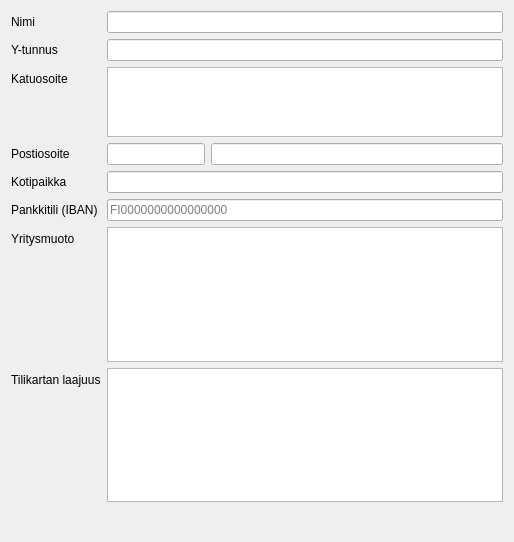
This is kitsas/uusikirjanpito/uusitiedot.ui in artoh/kitupiikki as Qt 5 draws it before an edit. The edited form follows.
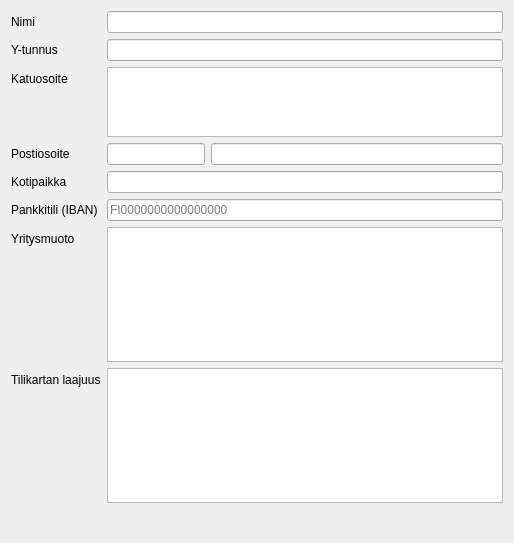
This is the edited form.

Patch:
```diff
--- a/kitsas/uusikirjanpito/uusitiedot.ui
+++ b/kitsas/uusikirjanpito/uusitiedot.ui
@@ -7,7 +7,7 @@
     <x>0</x>
     <y>0</y>
     <width>514</width>
-    <height>542</height>
+    <height>543</height>
    </rect>
   </property>
   <property name="windowTitle">
```
Left out of the diff: 2 changed lines with no effect on the pictures.
